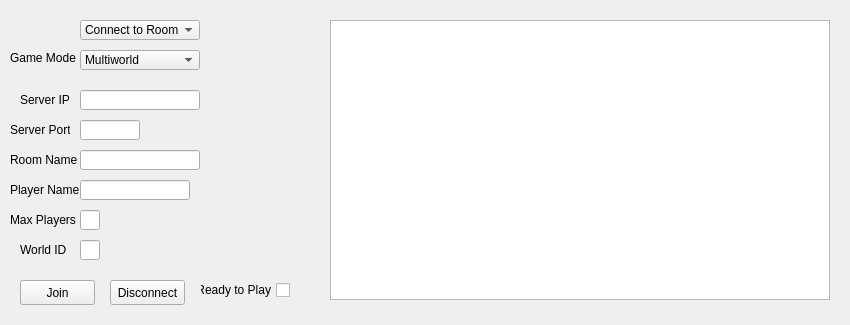
First picture: the form in View/multiworldClient.ui, repository Crain-32/Multiworld_Client, before the edit.
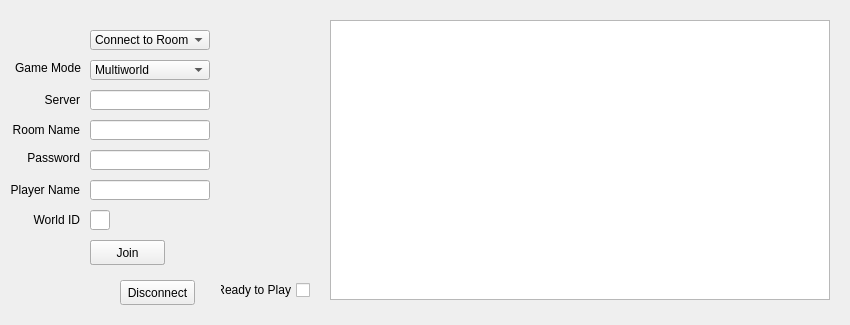
Second picture: the form after the edit.

Patch:
```diff
--- a/View/multiworldClient.ui
+++ b/View/multiworldClient.ui
@@ -48,20 +48,20 @@
    <widget class="QPushButton" name="serverButton">
     <property name="geometry">
      <rect>
-      <x>20</x>
-      <y>280</y>
+      <x>90</x>
+      <y>240</y>
       <width>75</width>
       <height>25</height>
      </rect>
     </property>
     <property name="text">
-     <string>Set-Up</string>
+     <string>Create</string>
     </property>
    </widget>
    <widget class="QLineEdit" name="serverIpInput">
     <property name="geometry">
      <rect>
-      <x>80</x>
+      <x>90</x>
       <y>90</y>
       <width>120</width>
       <height>20</height>
@@ -74,9 +74,9 @@
    <widget class="QLineEdit" name="serverPortInput">
     <property name="geometry">
      <rect>
-      <x>80</x>
-      <y>120</y>
-      <width>60</width>
+      <x>90</x>
+      <y>150</y>
+      <width>120</width>
       <height>20</height>
      </rect>
     </property>
@@ -90,8 +90,8 @@
    <widget class="QLineEdit" name="gameRoomNameInput">
     <property name="geometry">
      <rect>
-      <x>80</x>
-      <y>150</y>
+      <x>90</x>
+      <y>120</y>
       <width>120</width>
       <height>20</height>
      </rect>
@@ -100,9 +100,9 @@
    <widget class="QLineEdit" name="playerName">
     <property name="geometry">
      <rect>
-      <x>80</x>
+      <x>90</x>
       <y>180</y>
-      <width>110</width>
+      <width>120</width>
       <height>20</height>
      </rect>
     </property>
@@ -110,20 +110,7 @@
    <widget class="QLineEdit" name="worldIdInput">
     <property name="geometry">
      <rect>
-      <x>80</x>
-      <y>240</y>
-      <width>20</width>
-      <height>20</height>
-     </rect>
-    </property>
-    <property name="inputMethodHints">
-     <set>Qt::ImhDigitsOnly</set>
-    </property>
-   </widget>
-   <widget class="QLineEdit" name="maxPlayersInput">
-    <property name="geometry">
-     <rect>
-      <x>80</x>
+      <x>90</x>
       <y>210</y>
       <width>20</width>
       <height>20</height>
@@ -136,8 +123,8 @@
    <widget class="QComboBox" name="connectionSelection">
     <property name="geometry">
      <rect>
-      <x>80</x>
-      <y>20</y>
+      <x>90</x>
+      <y>30</y>
       <width>120</width>
       <height>20</height>
      </rect>
@@ -156,43 +143,33 @@
    <widget class="QLabel" name="maxPLayersLabel">
     <property name="geometry">
      <rect>
-      <x>10</x>
+      <x>9</x>
       <y>210</y>
-      <width>70</width>
-      <height>20</height>
-     </rect>
-    </property>
-    <property name="inputMethodHints">
-     <set>Qt::ImhNone</set>
-    </property>
-    <property name="text">
-     <string>Max Players</string>
-    </property>
-   </widget>
-   <widget class="QLabel" name="worldIdLabel">
-    <property name="geometry">
-     <rect>
-      <x>20</x>
-      <y>240</y>
-      <width>50</width>
+      <width>71</width>
       <height>20</height>
      </rect>
     </property>
     <property name="text">
      <string>World ID</string>
     </property>
+    <property name="alignment">
+     <set>Qt::AlignRight|Qt::AlignTrailing|Qt::AlignVCenter</set>
+    </property>
    </widget>
    <widget class="QLabel" name="serverPortLabel">
     <property name="geometry">
      <rect>
-      <x>10</x>
-      <y>120</y>
-      <width>60</width>
-      <height>20</height>
+      <x>25</x>
+      <y>150</y>
+      <width>55</width>
+      <height>16</height>
      </rect>
     </property>
     <property name="text">
-     <string>Server Port</string>
+     <string>Password</string>
+    </property>
+    <property name="alignment">
+     <set>Qt::AlignRight|Qt::AlignTrailing|Qt::AlignVCenter</set>
     </property>
    </widget>
    <widget class="QLabel" name="playerNameLabel">
@@ -207,25 +184,31 @@
     <property name="text">
      <string>Player Name</string>
     </property>
+    <property name="alignment">
+     <set>Qt::AlignRight|Qt::AlignTrailing|Qt::AlignVCenter</set>
+    </property>
    </widget>
    <widget class="QLabel" name="serverIPLabel">
     <property name="geometry">
      <rect>
-      <x>20</x>
+      <x>40</x>
       <y>90</y>
-      <width>50</width>
+      <width>40</width>
       <height>20</height>
      </rect>
     </property>
     <property name="text">
-     <string>Server IP</string>
+     <string>Server</string>
+    </property>
+    <property name="alignment">
+     <set>Qt::AlignRight|Qt::AlignTrailing|Qt::AlignVCenter</set>
     </property>
    </widget>
    <widget class="QLabel" name="gameRoomNameLabel">
     <property name="geometry">
      <rect>
       <x>10</x>
-      <y>150</y>
+      <y>120</y>
       <width>70</width>
       <height>20</height>
      </rect>
@@ -233,11 +216,14 @@
     <property name="text">
      <string>Room Name</string>
     </property>
+    <property name="alignment">
+     <set>Qt::AlignRight|Qt::AlignTrailing|Qt::AlignVCenter</set>
+    </property>
    </widget>
    <widget class="QCheckBox" name="readyBox">
     <property name="geometry">
      <rect>
-      <x>200</x>
+      <x>220</x>
       <y>280</y>
       <width>90</width>
       <height>20</height>
@@ -253,8 +239,8 @@
    <widget class="QPushButton" name="joinButton">
     <property name="geometry">
      <rect>
-      <x>20</x>
-      <y>280</y>
+      <x>90</x>
+      <y>240</y>
       <width>75</width>
       <height>25</height>
      </rect>
@@ -266,7 +252,7 @@
    <widget class="QPushButton" name="disconnectButton">
     <property name="geometry">
      <rect>
-      <x>110</x>
+      <x>120</x>
       <y>280</y>
       <width>75</width>
       <height>25</height>
@@ -279,8 +265,8 @@
    <widget class="QComboBox" name="modeSelector">
     <property name="geometry">
      <rect>
-      <x>80</x>
-      <y>50</y>
+      <x>90</x>
+      <y>60</y>
       <width>120</width>
       <height>20</height>
      </rect>
@@ -300,7 +286,7 @@
     <property name="geometry">
      <rect>
       <x>10</x>
-      <y>50</y>
+      <y>60</y>
       <width>71</width>
       <height>16</height>
      </rect>
@@ -308,6 +294,9 @@
     <property name="text">
      <string>Game Mode</string>
     </property>
+    <property name="alignment">
+     <set>Qt::AlignRight|Qt::AlignTrailing|Qt::AlignVCenter</set>
+    </property>
    </widget>
   </widget>
  </widget>
```
Left out of the diff: 10 changed lines with no effect on the pictures.
